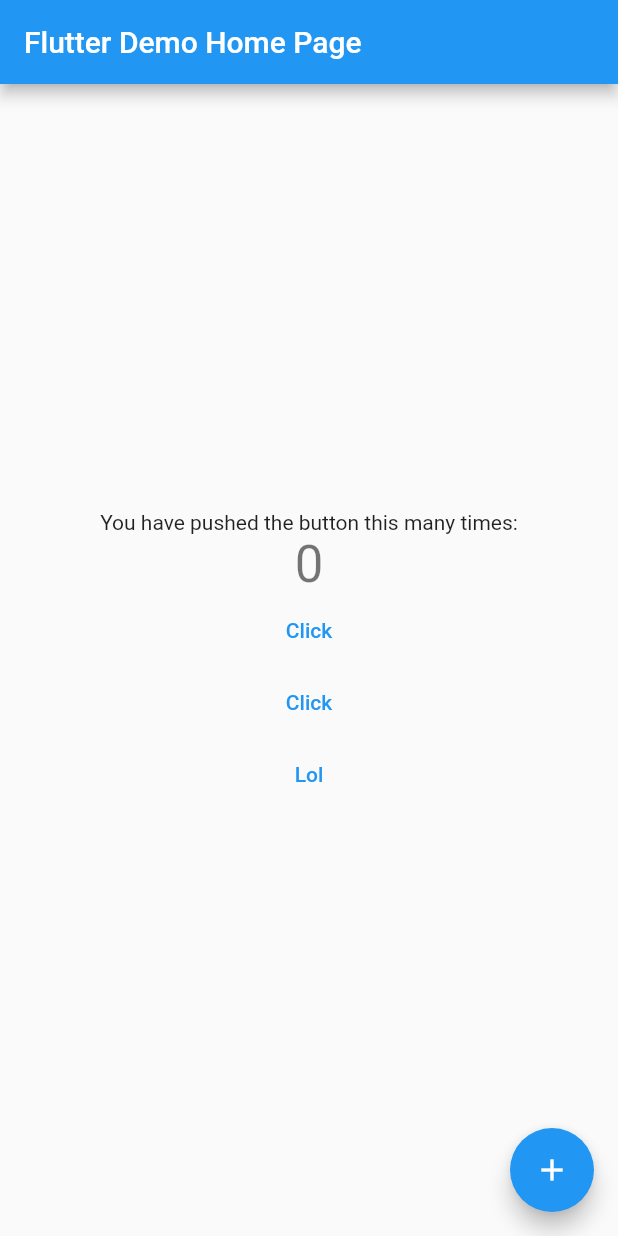
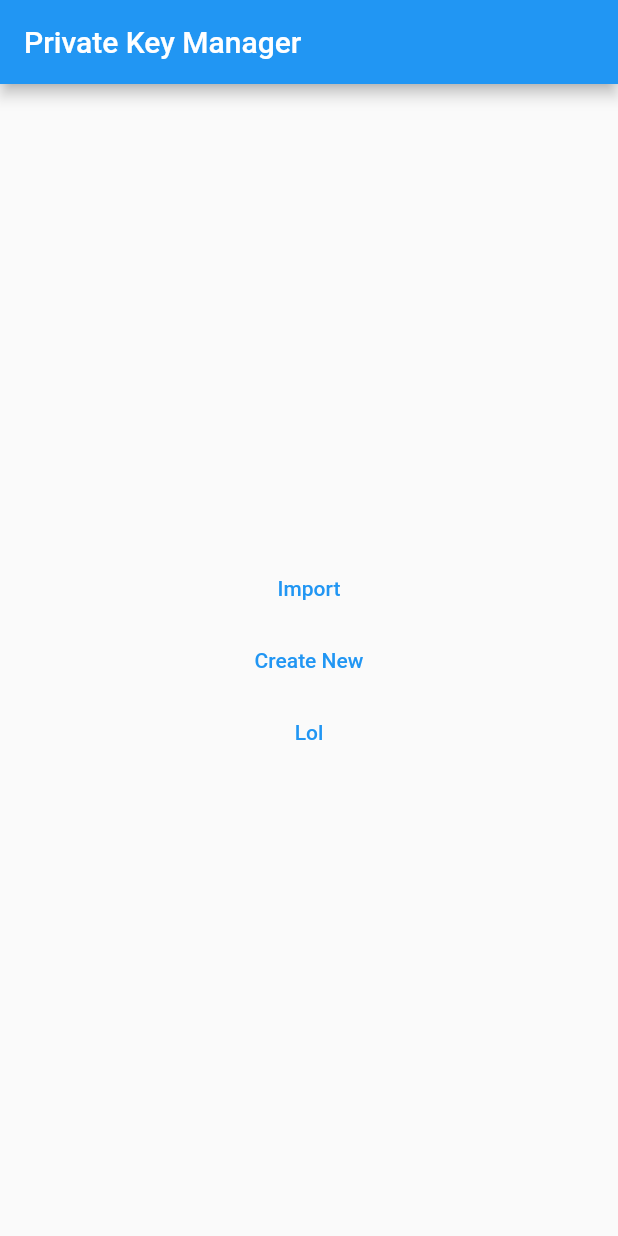
Before and after one commit to sudonims/PvtKeyManager, a Flutter app: the screen it shows after launch, on a phone screen of 412 x 824 dp. Run offline on Flutter 3.47's test engine with Material 2 defaults, Android fonts, the phone set to English and light mode, and no system bars; our stand-ins replace file_picker, permission_handler; missing offline and left inert: aes_crypt.

Commit message:
add stuff

```diff
--- /dev/null
+++ b/lib/components/Home.dart
@@ -0,0 +1 @@
+import 'package:flutter/material.dart';
--- a/lib/main.dart
+++ b/lib/main.dart
@@ -5,29 +5,28 @@ import 'package:flutter/material.dart';
 import 'package:path_provider/path_provider.dart';
 import 'package:permission_handler/permission_handler.dart';
 import 'package:crypto_key_manager/helpers/FileEncryptDecrypt.dart';
-import 'package:flutter/material.dart';
 import 'package:file_picker/file_picker.dart';
 
 void main() {
-  runApp(MyApp());
+  runApp(PvtKeyManager());
 }
 
-class MyApp extends StatelessWidget {
+class PvtKeyManager extends StatelessWidget {
   // This widget is the root of your application.
   @override
   Widget build(BuildContext context) {
     return MaterialApp(
-      title: 'Flutter Demo',
+      title: 'Private Key Manager',
       theme: ThemeData(
         primarySwatch: Colors.blue,
       ),
-      home: MyHomePage(title: 'Flutter Demo Home Page'),
+      home: MyHomePage(title: 'Private Key Manager'),
     );
   }
 }
 
 class MyHomePage extends StatefulWidget {
-  MyHomePage({Key key, String this.title}) : super(key: key);
+  MyHomePage({Key key, this.title}) : super(key: key);
 
   final String title;
 
@@ -36,14 +35,6 @@ class MyHomePage extends StatefulWidget {
 }
 
 class _MyHomePageState extends State<MyHomePage> {
-  int _counter = 0;
-
-  void _incrementCounter() {
-    setState(() {
-      _counter++;
-    });
-  }
-
   Future<String> openFile(BuildContext context) async {
     FilePickerResult res = await FilePicker.platform.pickFiles();
     if (res != null)
@@ -62,33 +53,12 @@ class _MyHomePageState extends State<MyHomePage> {
           child: Column(
             mainAxisAlignment: MainAxisAlignment.center,
             children: <Widget>[
-            Text(
-              'You have pushed the button this many times:',
-            ),
-            Text(
-              '$_counter',
-              style: Theme.of(context).textTheme.headline4,
-            ),
               TextButton(
                   onPressed: () async {
                     print("lol");
-                  Encryptor enc = new Encryptor();
-                  enc.lucky = "12";
-                  enc.secret = "nim";
-                  enc.path = await openFile(context);
-                  enc.encrypt();
                   },
-                child: Text("Click")),
-            TextButton(
-                onPressed: () async {
-                  print("lol");
-                  Decryptor enc = new Decryptor();
-                  enc.lucky = "12";
-                  enc.secret = "nim";
-                  enc.path = await openFile(context);
-                  enc.decrypt();
-                },
-                child: Text("Click")),
+                  child: Text("Import")),
+              TextButton(onPressed: () async {}, child: Text("Create New")),
               TextButton(
                   onPressed: () {
                     PrivateKeys keys = new PrivateKeys();
@@ -118,12 +88,6 @@ class _MyHomePageState extends State<MyHomePage> {
                   child: Text("Lol"))
             ],
           ),
-      ),
-      floatingActionButton: FloatingActionButton(
-        onPressed: _incrementCounter,
-        tooltip: 'Increment',
-        child: Icon(Icons.add),
-      ),
-    );
+        ));
   }
 }
```
Also changed, not shown: lib/components/KeyRoute.dart (added). Lines whose indentation alone changed are shown as unchanged.
